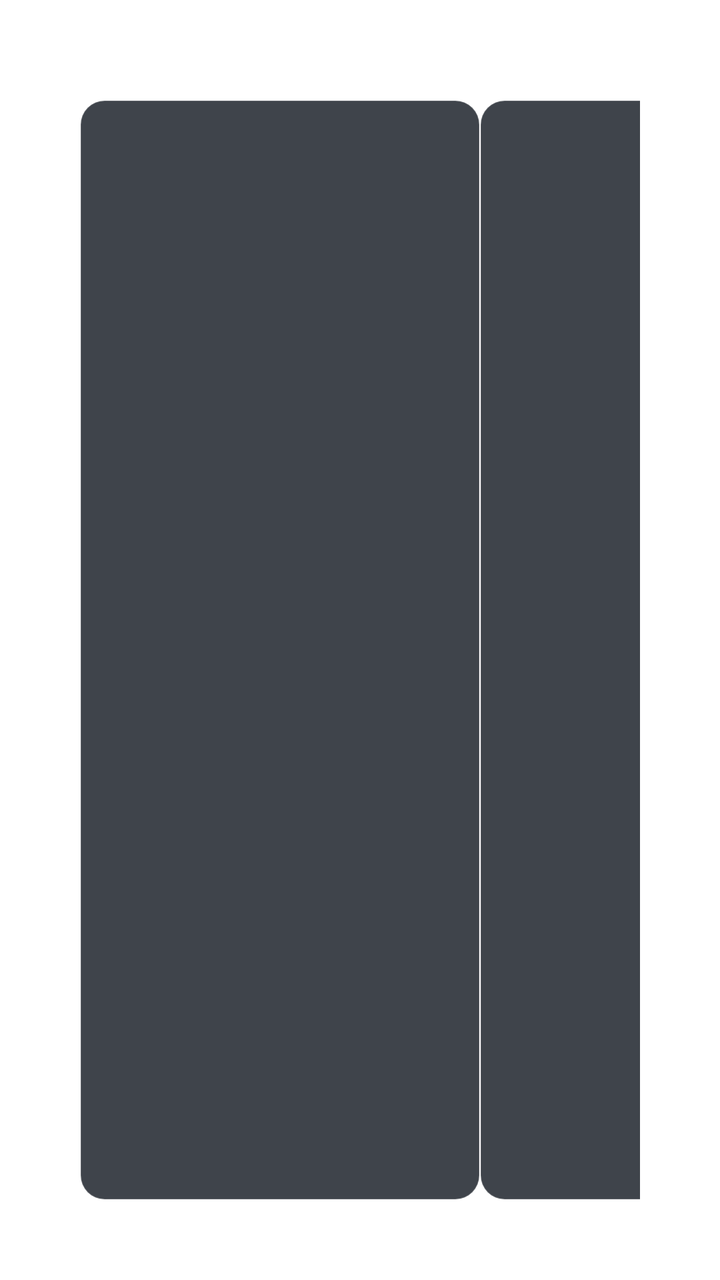
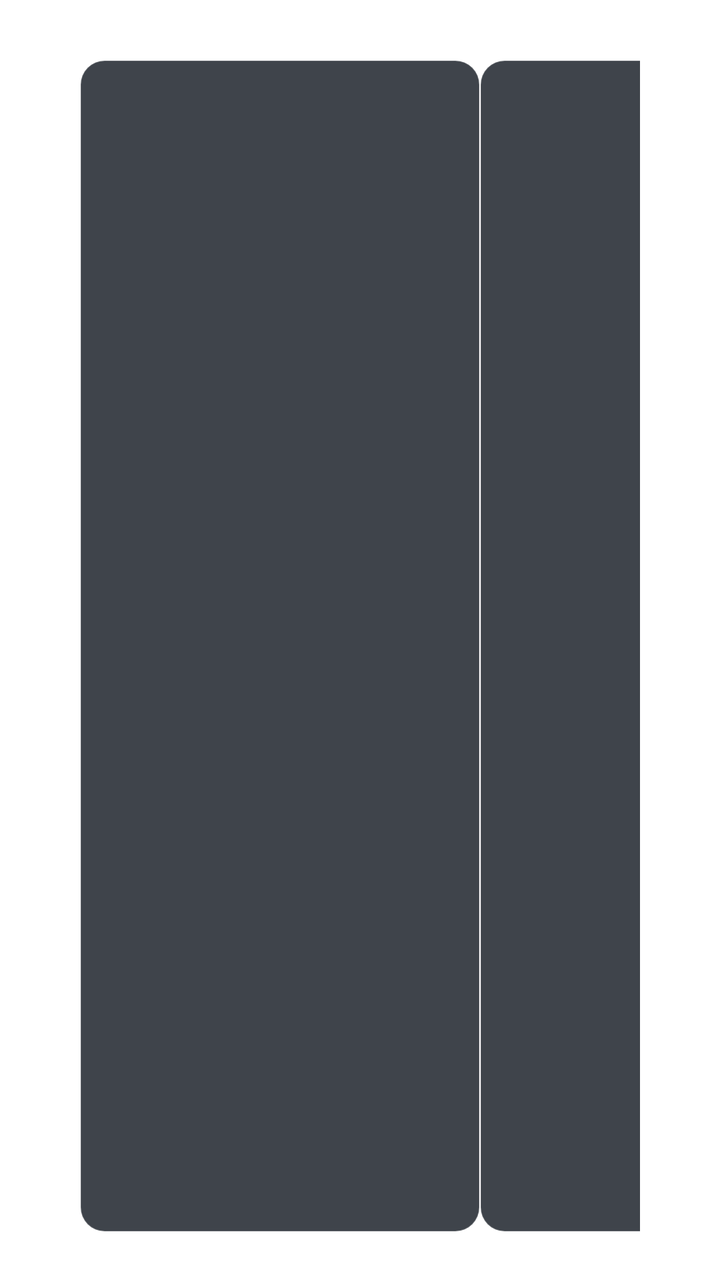

The first picture is an Android layout as it rendered before a commit; the second is the same layout after the commit. The layout source and the unified diff follow.
<!-- AndroidManifest.xml: fallback theme Theme.MaterialComponents.DayNight.NoActionBar -->
<!-- res/layout/menu.xml -->
<?xml version="1.0" encoding="utf-8"?>
<LinearLayout xmlns:android="http://schemas.android.com/apk/res/android"
    android:id="@+id/menu"
    android:layout_width="match_parent"
    android:layout_height="match_parent"
    android:orientation="horizontal"
    android:clickable="true"
    android:focusable="false"
    android:paddingStart="40dp"
    android:paddingTop="50dp"
    android:paddingEnd="40dp"
    android:paddingBottom="40dp"
    >
        <androidx.recyclerview.widget.RecyclerView
            android:id="@+id/group"
            android:layout_width="200dp"
            android:layout_height="match_parent"
            android:paddingVertical="24dp"
            android:paddingHorizontal="0dp"
            android:clipToPadding="false"
            android:background="@drawable/bg_panel_rounded"
            >
        </androidx.recyclerview.widget.RecyclerView>
        <androidx.recyclerview.widget.RecyclerView
            android:id="@+id/list"
            android:layout_width="280dp"
            android:layout_height="match_parent"
            android:paddingVertical="20dp"
            android:clipToPadding="false"
            android:background="@drawable/bg_panel_rounded"
            >
        </androidx.recyclerview.widget.RecyclerView>

</LinearLayout>
<!-- resources referenced by this layout -->
<resources>
  <!-- drawable bg_panel_rounded (drawable) -->
  <?xml version="1.0" encoding="utf-8"?>
  <shape xmlns:android="http://schemas.android.com/apk/res/android">
      <solid android:color="@color/surface" />
      <corners android:radius="12dp" />
      <stroke android:color="@color/glass_border" android:width="0.5dp" />
  </shape>
  <color name="surface">#CC10161F</color>
  <color name="glass_border">#33FFFFFF</color>
</resources>

<!-- the commit's change to res/layout/menu.xml (unified diff, before → after) -->
@@ -7,9 +7,9 @@
     android:clickable="true"
     android:focusable="false"
     android:paddingStart="40dp"
-    android:paddingTop="50dp"
+    android:paddingTop="30dp"
     android:paddingEnd="40dp"
-    android:paddingBottom="40dp"
+    android:paddingBottom="24dp"
     >
         <androidx.recyclerview.widget.RecyclerView
             android:id="@+id/group"
